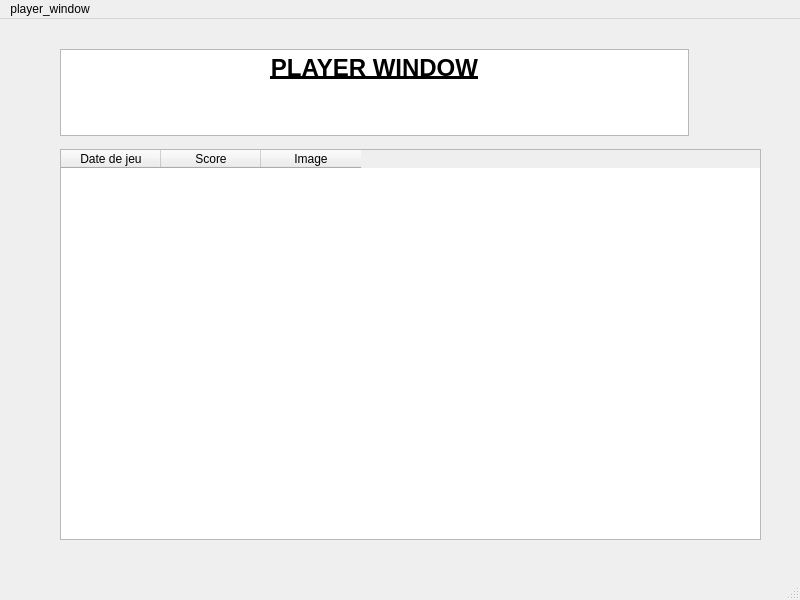
First picture: the form in CodePyQt5/Gui/player_window.ui, repository BrognietGeoffrey/Sudoku---Projet-DevWeb-II, before the edit.
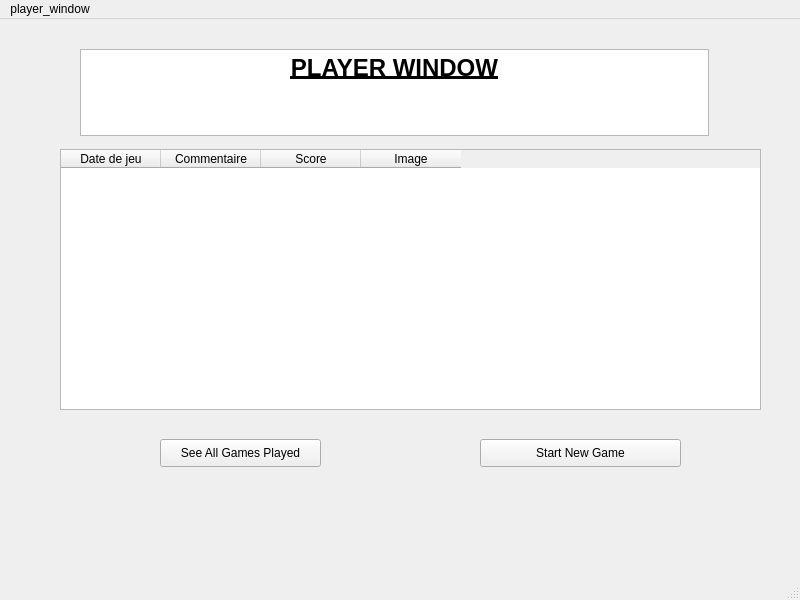
Second picture: the form after the edit.

Commit message: Finish comment pre/post into player/login/register gui

Patch:
```diff
--- a/CodePyQt5/Gui/player_window.ui
+++ b/CodePyQt5/Gui/player_window.ui
@@ -20,7 +20,7 @@
       <x>60</x>
       <y>130</y>
       <width>701</width>
-      <height>391</height>
+      <height>261</height>
      </rect>
     </property>
     <column>
@@ -28,6 +28,11 @@
       <string>Date de jeu</string>
      </property>
     </column>
+    <column>
+     <property name="text">
+      <string>Commentaire</string>
+     </property>
+    </column>
     <column>
      <property name="text">
       <string>Score</string>
@@ -42,7 +47,7 @@
    <widget class="QTextEdit" name="textEdit">
     <property name="geometry">
      <rect>
-      <x>60</x>
+      <x>80</x>
       <y>30</y>
       <width>629</width>
       <height>87</height>
@@ -56,6 +61,35 @@
 &lt;p align=&quot;center&quot; style=&quot; margin-top:0px; margin-bottom:0px; margin-left:0px; margin-right:0px; -qt-block-indent:0; text-indent:0px;&quot;&gt;&lt;span style=&quot; font-size:18pt; font-weight:600; text-decoration: underline;&quot;&gt;PLAYER WINDOW&lt;/span&gt;&lt;/p&gt;&lt;/body&gt;&lt;/html&gt;</string>
     </property>
    </widget>
+   <widget class="QPushButton" name="pushButton">
+    <property name="enabled">
+     <bool>true</bool>
+    </property>
+    <property name="geometry">
+     <rect>
+      <x>160</x>
+      <y>420</y>
+      <width>161</width>
+      <height>28</height>
+     </rect>
+    </property>
+    <property name="text">
+     <string>See All Games Played</string>
+    </property>
+   </widget>
+   <widget class="QPushButton" name="pushButton_2">
+    <property name="geometry">
+     <rect>
+      <x>480</x>
+      <y>420</y>
+      <width>201</width>
+      <height>28</height>
+     </rect>
+    </property>
+    <property name="text">
+     <string>Start New Game</string>
+    </property>
+   </widget>
   </widget>
   <widget class="QMenuBar" name="menubar">
    <property name="geometry">
```
The commit also changes 9 other files.
